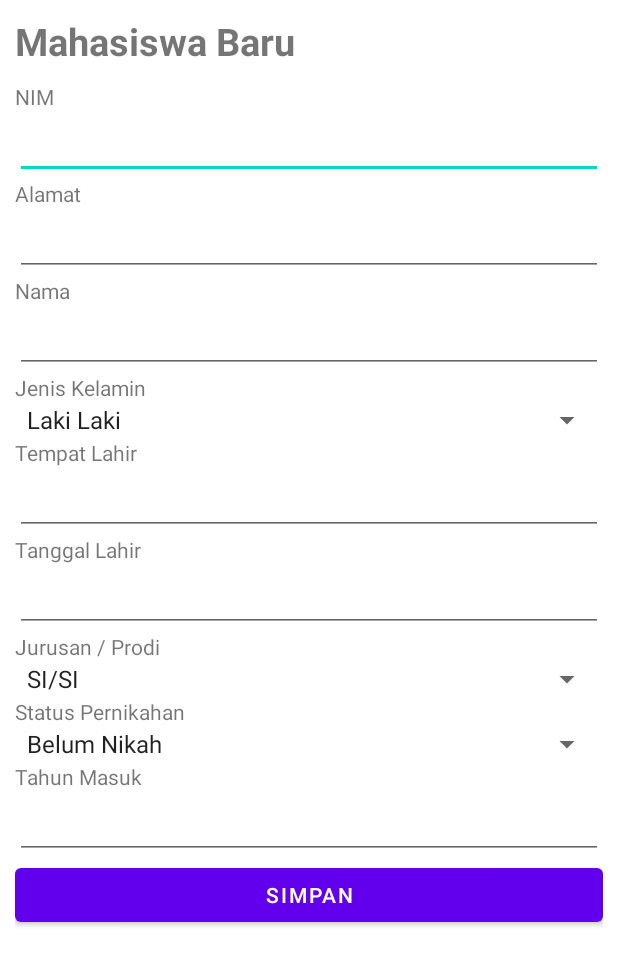
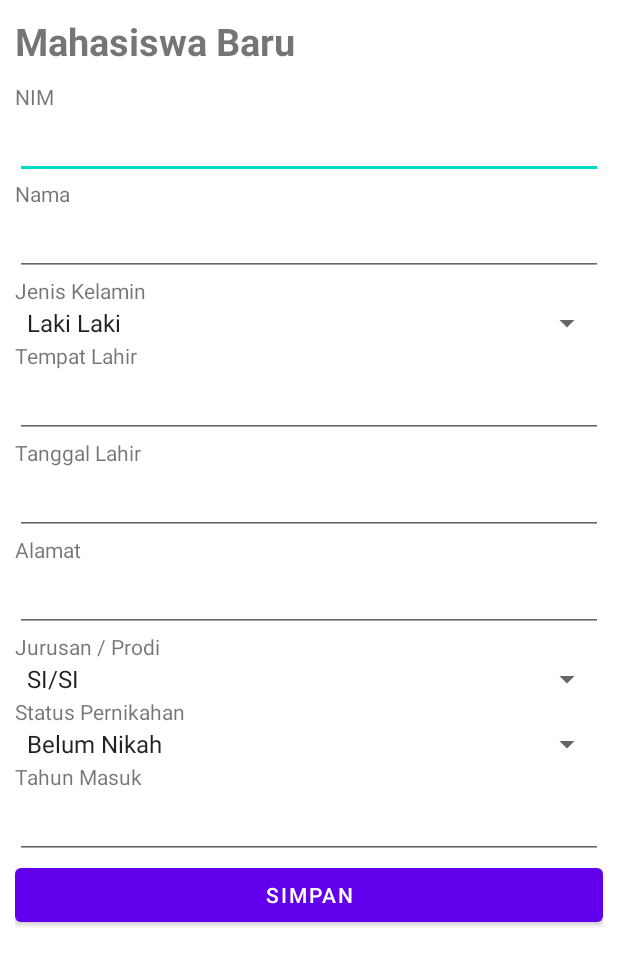
Before and after one commit to tolepganteng/RecyclerViewB-main, an Android app: the layout activity_add_mahasiswa.xml on its own in the app's theme, with its tools: preview values and no code run, on a phone screen of 412 x 824 dp. Shown: the top 965 px of the screen. Run offline under Robolectric (Android 15) with nearby library versions, the phone set to English and light mode, and no system bars.

Commit message:
update
update ges

```diff
--- a/app/src/main/java/com/davidmahendra/recyclerviewb/AddMahasiswaActivity.java
+++ b/app/src/main/java/com/davidmahendra/recyclerviewb/AddMahasiswaActivity.java
@@ -4,6 +4,7 @@ import androidx.appcompat.app.AppCompatActivity;
 
 import android.app.AlertDialog;
 import android.os.Bundle;
+import android.util.Log;
 import android.view.View;
 import android.widget.Button;
 import android.widget.EditText;
@@ -69,6 +70,8 @@ public class AddMahasiswaActivity extends AppCompatActivity {
                         "&statusNikah" + statusNikah +
                         "&tahunMasuk" + tahunMasuk;
 
+                Log.d("*tw*", url);
+
                 AsyncHttpClient ahc = new AsyncHttpClient();
 
                 ahc.get(url, new AsyncHttpResponseHandler() {
--- a/app/src/main/res/layout/activity_add_mahasiswa.xml
+++ b/app/src/main/res/layout/activity_add_mahasiswa.xml
@@ -33,23 +33,13 @@
 
         <TextView
             android:layout_width="wrap_content"
-            android:layout_height="match_parent"
-            android:text="Alamat" />
-
-        <EditText
-            android:id="@+id/alamatEditText"
-            android:layout_width="match_parent"
-            android:layout_height="wrap_content" />
-
-        <TextView
-            android:layout_width="wrap_content"
             android:layout_height="wrap_content"
-            android:text="Nama"/>
+            android:text="Nama" />
 
         <EditText
             android:id="@+id/namaEditText"
             android:layout_width="match_parent"
-            android:layout_height="wrap_content"/>
+            android:layout_height="wrap_content" />
 
         <TextView
             android:layout_width="wrap_content"
@@ -82,6 +72,17 @@
             android:layout_width="match_parent"
             android:layout_height="wrap_content"
             android:inputType="date"/>
+
+        <TextView
+            android:layout_width="wrap_content"
+            android:layout_height="wrap_content"
+            android:text="Alamat" />
+
+        <EditText
+            android:id="@+id/alamatEditText"
+            android:layout_width="match_parent"
+            android:layout_height="wrap_content"/>
+
         <TextView
             android:layout_width="wrap_content"
             android:layout_height="wrap_content"
--- a/app/src/main/res/layout/activity_main.xml
+++ b/app/src/main/res/layout/activity_main.xml
@@ -22,4 +22,5 @@
         android:src="@android:drawable/ic_input_add"
         android:backgroundTint="#444444"
         android:id="@+id/addButtton"/>
+
 </FrameLayout>
--- a/app/src/main/res/layout/list_mahasiswa.xml
+++ b/app/src/main/res/layout/list_mahasiswa.xml
@@ -45,10 +45,6 @@
                     android:layout_height="wrap_content"
                     android:text="Jenis Kelamin"
                     android:id="@+id/jkTextView"/>
-                <TextView
-                        android:layout_width="wrap_content"
-                        android:layout_height="wrap_content"
-                        android:text="Jenis Kelamin"/>
             </LinearLayout>
         </LinearLayout>
         <androidx.cardview.widget.CardView
```
